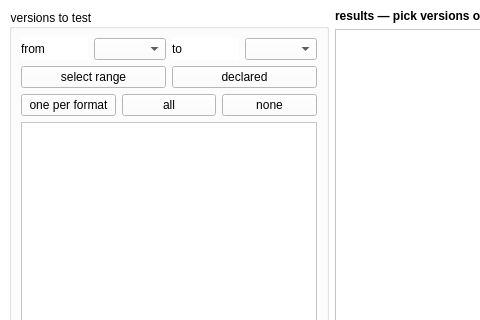
Before: the Qt Designer form src/datapack_emulator/window/engine.ui in AnCarsenat/Datapack-Emulator, drawn with Qt 5; both pictures show x 0 to 480 and y 0 to 320 of the 1180 by 740 pixel window.
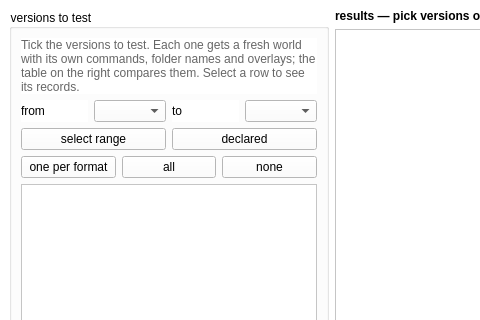
After: the same form once the commit is applied.

Commit message: feat(ui): help text throughout the window and the engine

```diff
--- a/src/datapack_emulator/window/engine.ui
+++ b/src/datapack_emulator/window/engine.ui
@@ -34,6 +34,19 @@
        </size>
       </property>
       <layout class="QVBoxLayout" name="selectionLayout">
+       <item>
+        <widget class="QLabel" name="labelEngineHelp">
+         <property name="text">
+          <string>Tick the versions to test. Each one gets a fresh world with its own commands, folder names and overlays; the table on the right compares them. Select a row to see its records.</string>
+         </property>
+         <property name="wordWrap">
+          <bool>true</bool>
+         </property>
+         <property name="styleSheet">
+          <string notr="true">color: #666;</string>
+         </property>
+        </widget>
+       </item>
        <item>
         <layout class="QHBoxLayout" name="rangeLayout">
          <item>
```
Left out of the diff: 51 changed lines with no effect on the pictures. The commit also changes 8 other files.
